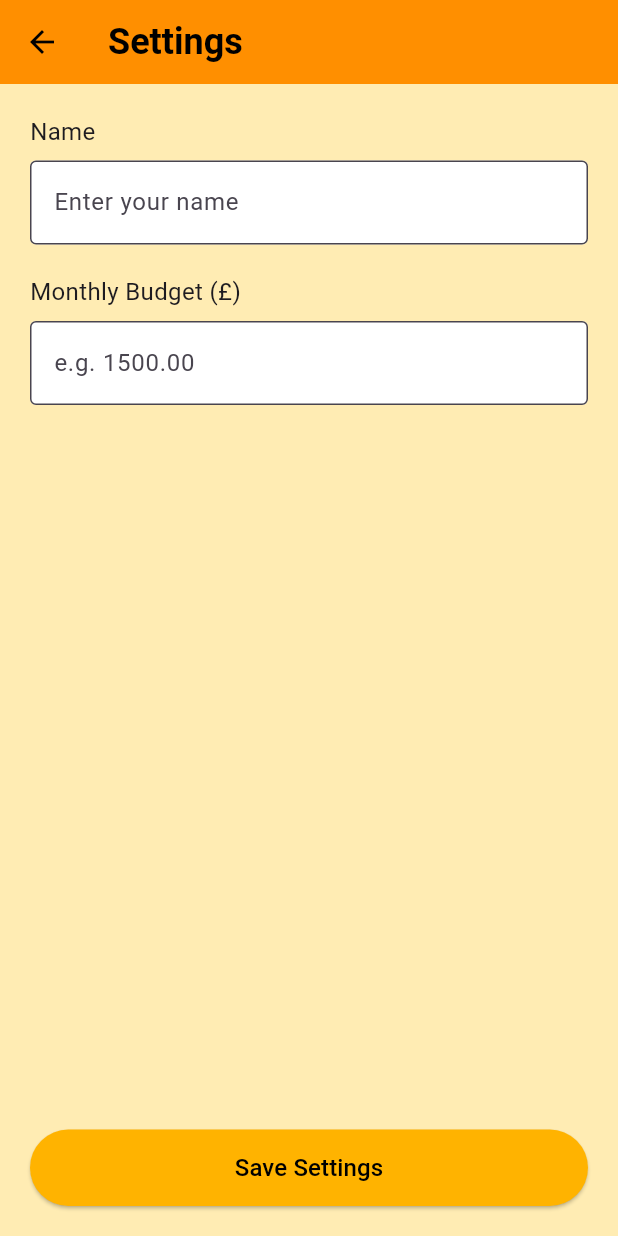
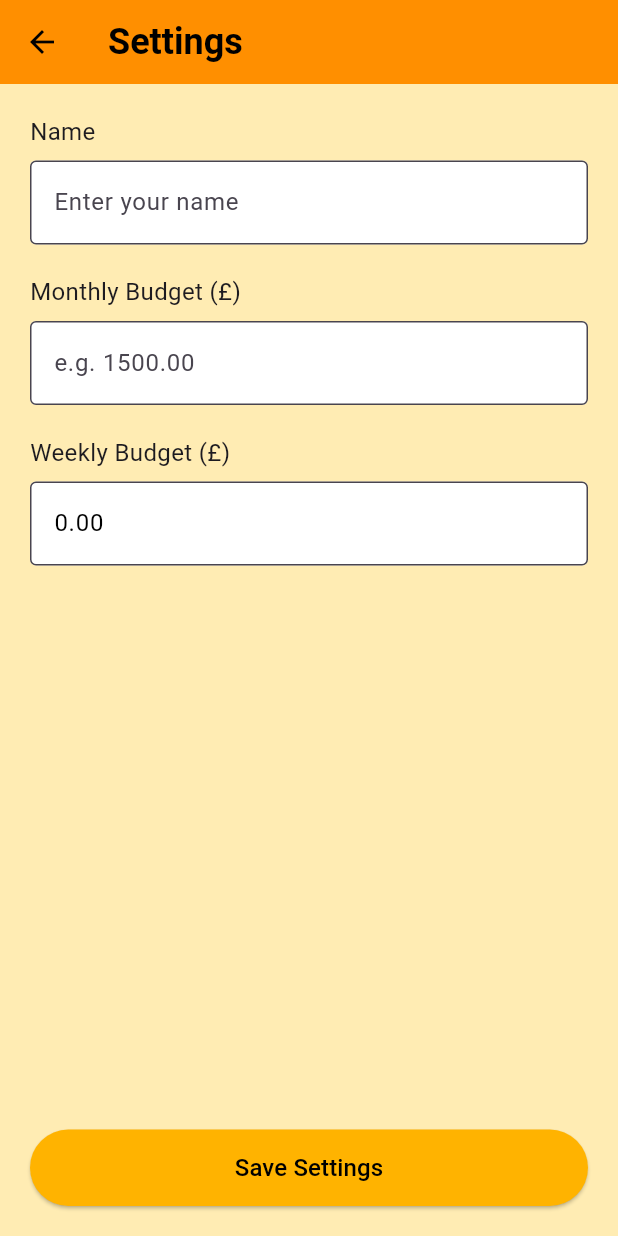
Before and after one commit to Defalt0402/Android-Finance-Tracker, a Flutter app: the MainApp screen opened by its route, in the side drawer, after a tap on "Settings", on a phone screen of 412 x 824 dp. Run offline on Flutter 3.47's test engine with Material 3 defaults, Android fonts, the phone set to English and light mode, and no system bars; our stand-ins replace fl_chart, shared_preferences, sqflite, table_calendar; accounts and stored records are empty.

Commit message:
Added weekly budget to both home page and settings

```diff
--- a/finance_tracker/lib/page/HomePage.dart
+++ b/finance_tracker/lib/page/HomePage.dart
@@ -17,7 +17,9 @@ class HomePage extends StatefulWidget {
 class HomePageState extends State<HomePage> with RouteAware {
   String _name = '';
   double _monthBudget = 0;
+  double _weeklyBudget = 0;
   double _amountSpent = 0.0;
+  double _weekSpent = 0;
 
   final DatabaseService _databaseService = DatabaseService.instance;
 
@@ -28,6 +30,7 @@ class HomePageState extends State<HomePage> with RouteAware {
     super.initState();
     _loadUserData();
     _loadMonthlySpending();
+    _loadWeeklySpending();
     _graphDataFuture = _getGraphData();
   }
 
@@ -41,11 +44,41 @@ class HomePageState extends State<HomePage> with RouteAware {
     });
   }
 
+  Future<void> _loadWeeklySpending() async {
+    final now = DateTime.now();
+    final startOfWeek = now.subtract(Duration(days: now.weekday - 1));
+    final endOfWeek = startOfWeek.add(const Duration(days: 6));
+
+    final transactions = await _databaseService.getTransactionsBetween(
+      startOfWeek,
+      endOfWeek,
+    );
+
+    double total = 0.0;
+    for (var tx in transactions) {
+      final type = tx['type'] ?? 'spend';
+      if (type == 'spend') {
+        final amount = (tx['amount'] as num).toDouble();
+        total += amount;
+      }
+    }
+
+    setState(() {
+      _weekSpent = total;
+    });
+  }
+
   Future<void> _loadUserData() async {
     final prefs = await SharedPreferences.getInstance();
+    final monthBudget = prefs.getDouble('month_budget') ?? 0;
+    final weeklyBudget = prefs.getDouble('week_budget') ?? (monthBudget / 4);
+
+    await prefs.setDouble('week_budget', weeklyBudget); // Ensure it's stored
+
     setState(() {
       _name = prefs.getString('username') ?? 'User';
-      _monthBudget = prefs.getDouble('month_budget') ?? 0;
+      _monthBudget = monthBudget;
+      _weeklyBudget = weeklyBudget;
     });
   }
 
@@ -66,6 +99,7 @@ class HomePageState extends State<HomePage> with RouteAware {
   void didPush() {
     _loadMonthlySpending();
     _refreshGraphData();
+    _loadWeeklySpending();
   }
 
   // Called when the current route is again visible after a pop.
@@ -80,6 +114,7 @@ class HomePageState extends State<HomePage> with RouteAware {
     _loadUserData();
     _refreshGraphData();
     await _loadMonthlySpending();
+    await _loadWeeklySpending();
   }
 
   Future<Map<String, dynamic>> _getGraphData() async {
@@ -184,6 +219,10 @@ class HomePageState extends State<HomePage> with RouteAware {
       return Colors.red;
     }
 
+    double getWeeklyProgress() {
+      return (_weeklyBudget > 0) ? (_weekSpent / _weeklyBudget).clamp(0.0, 1.0) : 0.0;
+    }
+
     return Scaffold(
       backgroundColor: theme.drawerTheme.backgroundColor,
       appBar: AppBar(
@@ -251,6 +290,36 @@ class HomePageState extends State<HomePage> with RouteAware {
                           value: progress,
                           backgroundColor: Colors.grey[300],
                           valueColor: AlwaysStoppedAnimation<Color>(getProgressColor(progress)),
+                        ),
+                      ),
+                      const SizedBox(height: 24),
+                      Text("Weekly Spending:",
+                          style: TextStyle(fontSize: 20, color: Colors.black)),
+                      const SizedBox(height: 8),
+                      Text.rich(
+                        TextSpan(
+                          children: [
+                            TextSpan(
+                              text: '£${_weekSpent.toStringAsFixed(2)}',
+                              style: TextStyle(fontSize: 20, color: Colors.black54),
+                            ),
+                            TextSpan(
+                              text: '/£${_weeklyBudget.toStringAsFixed(2)}',
+                              style: TextStyle(fontSize: 30),
+                            ),
+                          ],
+                        ),
+                      ),
+                      const SizedBox(height: 16),
+                      ClipRRect(
+                        borderRadius: BorderRadius.circular(8),
+                        child: LinearProgressIndicator(
+                          minHeight: 10,
+                          value: getWeeklyProgress(),
+                          backgroundColor: Colors.grey[300],
+                          valueColor: AlwaysStoppedAnimation<Color>(
+                            getProgressColor(getWeeklyProgress()),
+                          ),
                         ),
                       ),
                     ],
--- a/finance_tracker/lib/page/SettingsPage.dart
+++ b/finance_tracker/lib/page/SettingsPage.dart
@@ -11,6 +11,7 @@ class SettingsPage extends StatefulWidget {
 class _SettingsPageState extends State<SettingsPage> {
   final TextEditingController _nameController = TextEditingController();
   final TextEditingController _budgetController = TextEditingController();
+  final TextEditingController _weeklyBudgetController = TextEditingController();
 
   @override
   void initState() {
@@ -21,16 +22,24 @@ class _SettingsPageState extends State<SettingsPage> {
   Future<void> _loadPreferences() async {
     final prefs = await SharedPreferences.getInstance();
     _nameController.text = prefs.getString('username') ?? '';
-    _budgetController.text = prefs.getDouble('monthlyBudget')?.toStringAsFixed(2) ?? '';
+    _budgetController.text =
+        prefs.getDouble('month_budget')?.toStringAsFixed(2) ?? '';
+    _weeklyBudgetController.text =
+        prefs.getDouble('week_budget')?.toStringAsFixed(2) ?? '';
   }
 
   Future<void> _savePreferences() async {
     final prefs = await SharedPreferences.getInstance();
     await prefs.setString('username', _nameController.text.trim());
 
-    final budget = double.tryParse(_budgetController.text.trim());
-    if (budget != null) {
-      await prefs.setDouble('monthlyBudget', budget);
+    final monthlyBudget = double.tryParse(_budgetController.text.trim());
+    final weeklyBudget = double.tryParse(_weeklyBudgetController.text.trim());
+
+    if (monthlyBudget != null) {
+      await prefs.setDouble('month_budget', monthlyBudget);
+    }
+    if (weeklyBudget != null) {
+      await prefs.setDouble('week_budget', weeklyBudget);
     }
 
     ScaffoldMessenger.of(context).showSnackBar(
@@ -57,6 +66,7 @@ class _SettingsPageState extends State<SettingsPage> {
             const SizedBox(height: 8),
             TextField(
               controller: _nameController,
+              style: TextStyle(color: Colors.black),
               decoration: const InputDecoration(
                 hintText: 'Enter your name',
                 filled: true,
@@ -69,9 +79,24 @@ class _SettingsPageState extends State<SettingsPage> {
             const SizedBox(height: 8),
             TextField(
               controller: _budgetController,
-              keyboardType: TextInputType.numberWithOptions(decimal: true),
+              style: TextStyle(color: Colors.black),
+              keyboardType: const TextInputType.numberWithOptions(decimal: true),
               decoration: const InputDecoration(
                 hintText: 'e.g. 1500.00',
+                filled: true,
+                fillColor: Colors.white,
+                border: OutlineInputBorder(),
+              ),
+            ),
+            const SizedBox(height: 20),
+            const Text('Weekly Budget (£)', style: TextStyle(fontSize: 16)),
+            const SizedBox(height: 8),
+            TextField(
+              controller: _weeklyBudgetController,
+              style: TextStyle(color: Colors.black),
+              keyboardType: const TextInputType.numberWithOptions(decimal: true),
+              decoration: const InputDecoration(
+                hintText: 'e.g. 375.00',
                 filled: true,
                 fillColor: Colors.white,
                 border: OutlineInputBorder(),
--- a/finance_tracker/lib/service/database_service.dart
+++ b/finance_tracker/lib/service/database_service.dart
@@ -172,6 +172,18 @@ class DatabaseService {
     );
   }
 
+  Future<List<Map<String, dynamic>>> getTransactionsBetween(DateTime start, DateTime end) async {
+    final db = await database;
+    final startStr = DateFormat('yyyy-MM-dd').format(start);
+    final endStr = DateFormat('yyyy-MM-dd').format(end);
+
+    return await db.query(
+      'transactions',
+      where: 'date >= ? AND date <= ?',
+      whereArgs: [startStr, endStr],
+    );
+  }
+
   Future<void> deleteTransaction(int id) async {
     final db = await database;
     await db.delete('transactions', where: 'id = ?', whereArgs: [id]);
```
Also changed, not shown: gifs/settings.gif (added).
